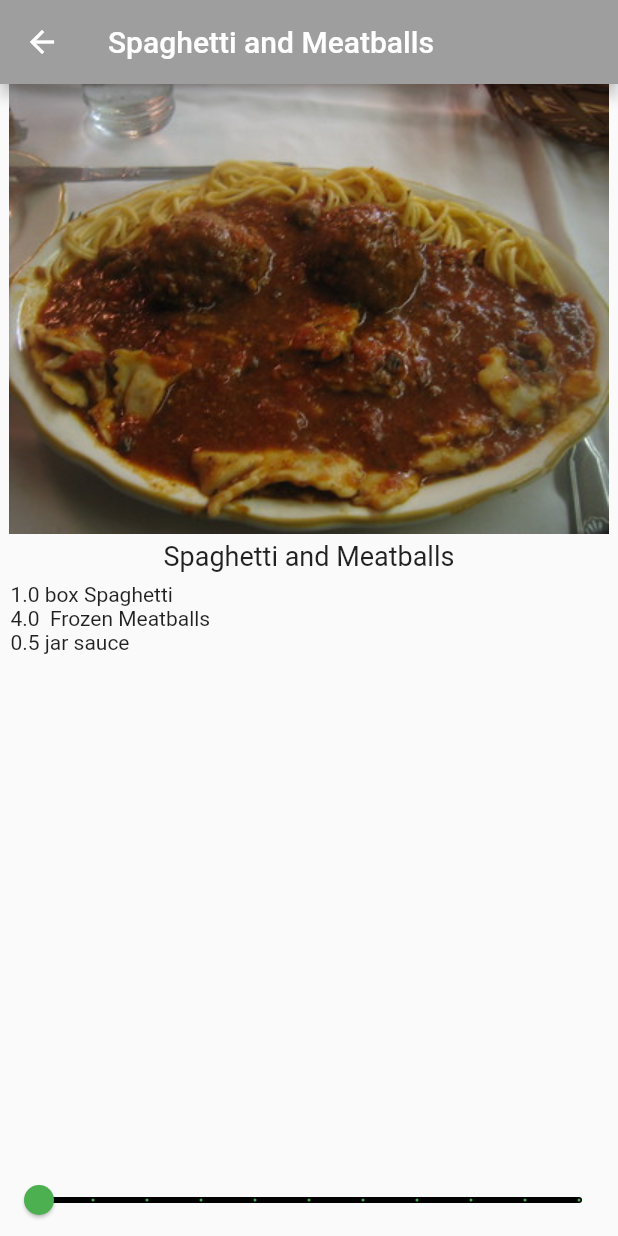
After one commit to junkajii/flutter-apprentice, a Flutter app: the screen it shows after launch, after a tap on "Spaghetti and Meatballs", on a phone screen of 412 x 824 dp. The commit adds this screen. Run offline on Flutter 3.47's test engine with Material 2 defaults, Android fonts, the phone set to English and light mode, and no system bars.

Commit message:
✨ add recipe detail

```diff
--- a/recipes/lib/main.dart
+++ b/recipes/lib/main.dart
@@ -1,5 +1,6 @@
 import 'package:flutter/material.dart';
 import 'recipe.dart';
+import 'recipe_detail.dart';
 
 void main() {
   runApp(const RecipeApp());
@@ -46,7 +47,20 @@ class _MyHomePageState extends State<MyHomePage> {
         child: ListView.builder(
           itemCount: Recipe.samples.length,
           itemBuilder: (BuildContext context, int index) {
-            // TODO: Add GestureDetector
+            return GestureDetector(
+              onTap: () {
+                Navigator.push(
+                  context,
+                  MaterialPageRoute(
+                    builder: (context) {
+                      return RecipeDetail(recipe: Recipe.samples[index]);
+                    },
+                  ),
+                );
+              },
+              child: buildRecipeCard(Recipe.samples[index]),
+            );
+
             return buildRecipeCard(Recipe.samples[index]);
           },
         ),
--- a/recipes/lib/recipe.dart
+++ b/recipes/lib/recipe.dart
@@ -1,39 +1,150 @@
 class Recipe {
   String label;
   String imageUrl;
-  // TODO: Add servings and ingredients here
+  int servings;
+  List<Ingredient> ingredients;
 
   Recipe(
     this.label,
     this.imageUrl,
+    this.servings,
+    this.ingredients,
   );
 
   static List<Recipe> samples = [
     Recipe(
       'Spaghetti and Meatballs',
       'assets/2126711929_ef763de2b3_w.jpg',
+      4,
+      [
+        Ingredient(
+          1,
+          'box',
+          'Spaghetti',
+        ),
+        Ingredient(
+          4,
+          '',
+          'Frozen Meatballs',
+        ),
+        Ingredient(
+          0.5,
+          'jar',
+          'sauce',
+        ),
+      ],
     ),
     Recipe(
       'Tomato Soup',
       'assets/27729023535_a57606c1be.jpg',
+      2,
+      [
+        Ingredient(
+          1,
+          'can',
+          'Tomato Soup',
+        ),
+      ],
     ),
     Recipe(
       'Grilled Cheese',
       'assets/3187380632_5056654a19_b.jpg',
+      1,
+      [
+        Ingredient(
+          2,
+          'slices',
+          'Cheese',
+        ),
+        Ingredient(
+          2,
+          'slices',
+          'Bread',
+        ),
+      ],
     ),
     Recipe(
       'Chocolate Chip Cookies',
       'assets/15992102771_b92f4cc00a_b.jpg',
+      24,
+      [
+        Ingredient(
+          4,
+          'cups',
+          'flour',
+        ),
+        Ingredient(
+          2,
+          'cups',
+          'sugar',
+        ),
+        Ingredient(
+          0.5,
+          'cups',
+          'chocolate chips',
+        ),
+      ],
     ),
     Recipe(
       'Taco Salad',
       'assets/8533381643_a31a99e8a6_c.jpg',
+      1,
+      [
+        Ingredient(
+          4,
+          'oz',
+          'nachos',
+        ),
+        Ingredient(
+          3,
+          'oz',
+          'taco meat',
+        ),
+        Ingredient(
+          0.5,
+          'cup',
+          'cheese',
+        ),
+        Ingredient(
+          0.25,
+          'cup',
+          'chopped tomatoes',
+        ),
+      ],
     ),
     Recipe(
       'Hawaiian Pizza',
       'assets/15452035777_294cefced5_c.jpg',
+      4,
+      [
+        Ingredient(
+          1,
+          'item',
+          'pizza',
+        ),
+        Ingredient(
+          1,
+          'cup',
+          'pineapple',
+        ),
+        Ingredient(
+          8,
+          'oz',
+          'ham',
+        ),
+      ],
     ),
   ];
 }
 
-// TODO: Add Ingredient() here
+class Ingredient {
+  double quantity;
+  String measure;
+  String name;
+
+  Ingredient(
+    this.quantity,
+    this.measure,
+    this.name,
+  );
+}
--- /dev/null
+++ b/recipes/lib/recipe_detail.dart
@@ -0,0 +1,75 @@
+import 'package:flutter/material.dart';
+import 'recipe.dart';
+
+class RecipeDetail extends StatefulWidget {
+  final Recipe recipe;
+
+  const RecipeDetail({
+    Key? key,
+    required this.recipe,
+  }) : super(key: key);
+
+  @override
+  _RecipeDetailState createState() {
+    return _RecipeDetailState();
+  }
+}
+
+class _RecipeDetailState extends State<RecipeDetail> {
+  int _sliderVal = 1;
+
+  @override
+  Widget build(BuildContext context) {
+    return Scaffold(
+      appBar: AppBar(
+        title: Text(widget.recipe.label),
+      ),
+      body: SafeArea(
+        child: Column(
+          children: <Widget>[
+            SizedBox(
+              height: 300,
+              width: double.infinity,
+              child: Image(
+                image: AssetImage(widget.recipe.imageUrl),
+              ),
+            ),
+            const SizedBox(
+              height: 4,
+            ),
+            Text(
+              widget.recipe.label,
+              style: const TextStyle(fontSize: 18),
+            ),
+            Expanded(
+              child: ListView.builder(
+                padding: const EdgeInsets.all(7.0),
+                itemCount: widget.recipe.ingredients.length,
+                itemBuilder: (BuildContext context, int index) {
+                  final ingredient = widget.recipe.ingredients[index];
+                  return Text('${ingredient.quantity * _sliderVal} '
+                      '${ingredient.measure} '
+                      '${ingredient.name}');
+                },
+              ),
+            ),
+            Slider(
+              min: 1,
+              max: 10,
+              divisions: 10,
+              label: '${_sliderVal * widget.recipe.servings} servings',
+              value: _sliderVal.toDouble(),
+              onChanged: (newValue) {
+                setState(() {
+                  _sliderVal = newValue.round();
+                });
+              },
+              activeColor: Colors.green,
+              inactiveColor: Colors.black,
+            ),
+          ],
+        ),
+      ),
+    );
+  }
+}
```
